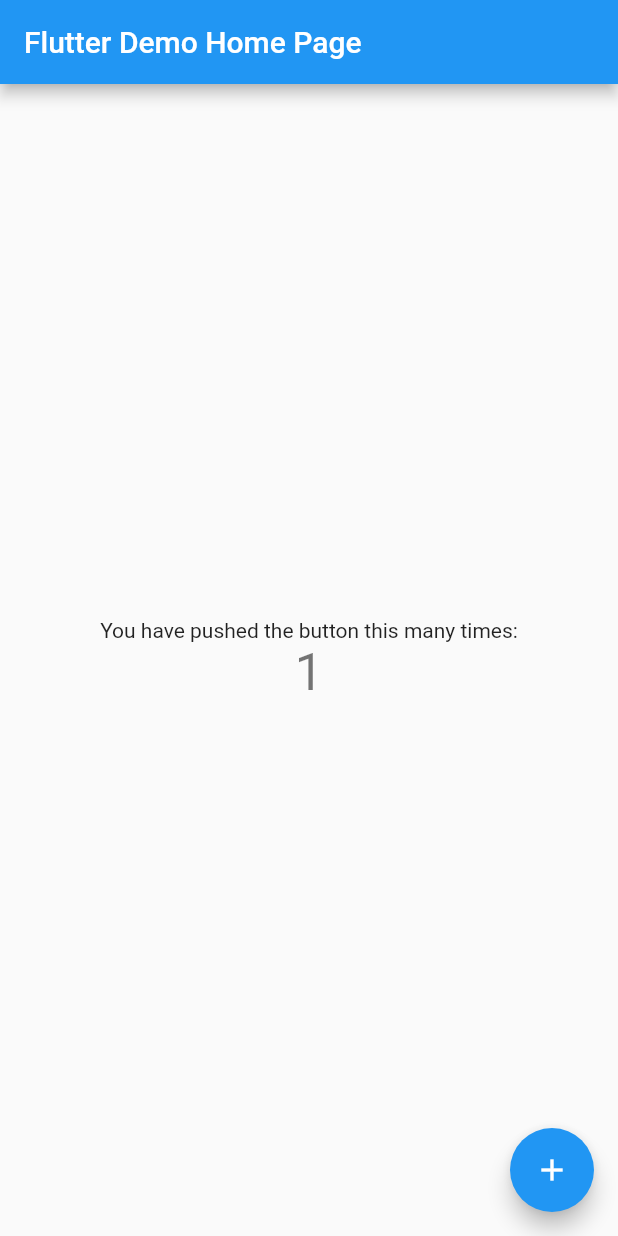
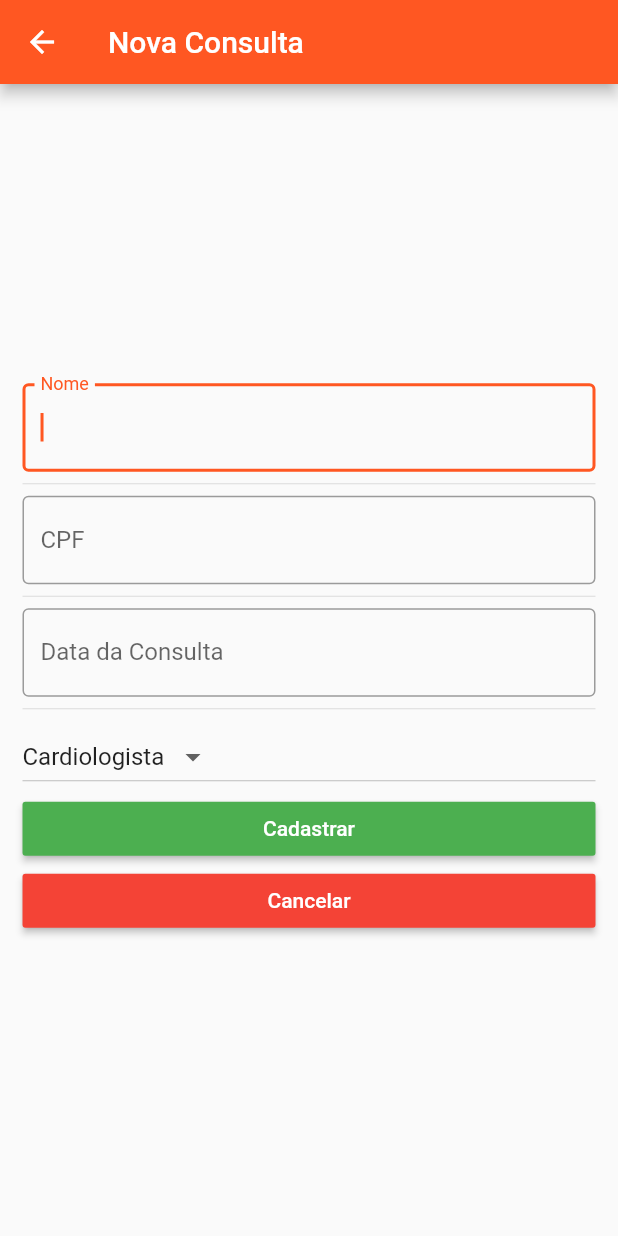
Before and after one commit to julianacnascimento/flutter, a Flutter app: the screen it shows after launch, after a tap on the "add" icon, on a phone screen of 412 x 824 dp. Run offline on Flutter 3.47's test engine with Material 2 defaults, Android fonts, the phone set to English and light mode, and no system bars.

Commit message:
adição da página de nova consulta

```diff
--- a/lib/main.dart
+++ b/lib/main.dart
@@ -1,4 +1,6 @@
 import 'package:flutter/material.dart';
+import 'package:iniciando/pages/consultas.dart';
+// import 'package:iniciando/pages/consultas.dart';
 
 void main() => runApp(MyApp());
 
@@ -8,17 +10,9 @@ class MyApp extends StatelessWidget {
   Widget build(BuildContext context) {
     return MaterialApp(
       title: 'Flutter Demo',
+      debugShowCheckedModeBanner: false,
       theme: ThemeData(
-        // This is the theme of your application.
-        //
-        // Try running your application with "flutter run". You'll see the
-        // application has a blue toolbar. Then, without quitting the app, try
-        // changing the primarySwatch below to Colors.green and then invoke
-        // "hot reload" (press "r" in the console where you ran "flutter run",
-        // or simply save your changes to "hot reload" in a Flutter IDE).
-        // Notice that the counter didn't reset back to zero; the application
-        // is not restarted.
-        primarySwatch: Colors.blue,
+        primarySwatch: Colors.deepOrange,
       ),
       home: MyHomePage(title: 'Flutter Demo Home Page'),
     );
@@ -28,15 +22,6 @@ class MyApp extends StatelessWidget {
 class MyHomePage extends StatefulWidget {
   MyHomePage({Key key, this.title}) : super(key: key);
 
-  // This widget is the home page of your application. It is stateful, meaning
-  // that it has a State object (defined below) that contains fields that affect
-  // how it looks.
-
-  // This class is the configuration for the state. It holds the values (in this
-  // case the title) provided by the parent (in this case the App widget) and
-  // used by the build method of the State. Fields in a Widget subclass are
-  // always marked "final".
-
   final String title;
 
   @override
@@ -44,68 +29,69 @@ class MyHomePage extends StatefulWidget {
 }
 
 class _MyHomePageState extends State<MyHomePage> {
-  int _counter = 0;
+  int _selectedIndex = 0;
+  static const TextStyle optionStyle =
+      TextStyle(fontSize: 30, fontWeight: FontWeight.bold);
+  static const List<Widget> _widgetOptions = <Widget>[
+    Text(
+      'Index 0: Home',
+      style: optionStyle,
+    ),
+    Text(
+      'Index 1: Consultas',
+      style: optionStyle,
+    ),
+    Text(
+      'Index 2: School',
+      style: optionStyle,
+    ),
+  ];
 
-  void _incrementCounter() {
+  void _onItemTapped(int index) {
     setState(() {
-      // This call to setState tells the Flutter framework that something has
-      // changed in this State, which causes it to rerun the build method below
-      // so that the display can reflect the updated values. If we changed
-      // _counter without calling setState(), then the build method would not be
-      // called again, and so nothing would appear to happen.
-      _counter++;
+      _selectedIndex = index;
     });
   }
 
   @override
   Widget build(BuildContext context) {
-    // This method is rerun every time setState is called, for instance as done
-    // by the _incrementCounter method above.
-    //
-    // The Flutter framework has been optimized to make rerunning build methods
-    // fast, so that you can just rebuild anything that needs updating rather
-    // than having to individually change instances of widgets.
     return Scaffold(
       appBar: AppBar(
-        // Here we take the value from the MyHomePage object that was created by
-        // the App.build method, and use it to set our appbar title.
-        title: Text(widget.title),
+        title: const Text('Gerenciador'),
       ),
       body: Center(
-        // Center is a layout widget. It takes a single child and positions it
-        // in the middle of the parent.
-        child: Column(
-          // Column is also a layout widget. It takes a list of children and
-          // arranges them vertically. By default, it sizes itself to fit its
-          // children horizontally, and tries to be as tall as its parent.
-          //
-          // Invoke "debug painting" (press "p" in the console, choose the
-          // "Toggle Debug Paint" action from the Flutter Inspector in Android
-          // Studio, or the "Toggle Debug Paint" command in Visual Studio Code)
-          // to see the wireframe for each widget.
-          //
-          // Column has various properties to control how it sizes itself and
-          // how it positions its children. Here we use mainAxisAlignment to
-          // center the children vertically; the main axis here is the vertical
-          // axis because Columns are vertical (the cross axis would be
-          // horizontal).
-          mainAxisAlignment: MainAxisAlignment.center,
-          children: <Widget>[
-            Text(
-              'You have pushed the button this many times:',
-            ),
-            Text(
-              '$_counter',
-              style: Theme.of(context).textTheme.display1,
-            ),
-          ],
-        ),
+        child: _widgetOptions.elementAt(_selectedIndex),
       ),
       floatingActionButton: FloatingActionButton(
-        onPressed: _incrementCounter,
-        tooltip: 'Increment',
+        onPressed: () {
+          Navigator.push(
+            context,
+            MaterialPageRoute(builder: (context) => Consultas()),
+            );
+        },
         child: Icon(Icons.add),
-      ), // This trailing comma makes auto-formatting nicer for build methods.
+        backgroundColor: Colors.deepOrange,
+      ),
+      bottomNavigationBar: BottomNavigationBar(
+        items: const <BottomNavigationBarItem>[
+          BottomNavigationBarItem(
+            icon: Icon(Icons.home),
+            title: Text('Home'),
+
+          ),
+          BottomNavigationBarItem(
+            icon: Icon(Icons.format_list_bulleted),
+            title: Text('Consultas'),
+          ),
+          BottomNavigationBarItem(
+            icon: Icon(Icons.settings),
+            title: Text('Config'),
+          ),
+        ],
+        currentIndex: _selectedIndex,
+        selectedItemColor: Colors.amber[800],
+        onTap: _onItemTapped,
+      ),
     );
   }
 }
--- /dev/null
+++ b/lib/pages/consultas.dart
@@ -0,0 +1,130 @@
+import 'package:flutter/material.dart';
+import 'package:iniciando/main.dart';
+
+class Consultas extends StatefulWidget {
+  @override
+  _ConsultasState createState() => _ConsultasState();
+}
+
+class Areas {
+  int id;
+  String nome;
+
+  Areas(this.id, this.nome);
+
+  static List<Areas> getAreas() {
+    return <Areas>[
+      Areas(1, 'Cardiologista'),
+      Areas(2, 'Psiquiatra'),
+      Areas(3, 'Psicólogo (a)'),
+      Areas(4, 'Pediatra'),
+      Areas(5, 'Fisioterapeuta'),
+    ];
+  }
+}
+
+class _ConsultasState extends State<Consultas> {
+  List<Areas> _areas = Areas.getAreas();
+  List<DropdownMenuItem<Areas>> _dropdownmenuitens;
+
+  Areas _selectedArea;
+
+  @override
+  void initState() {
+    _dropdownmenuitens = buildDropdownMenuItens(_areas);
+    _selectedArea = _dropdownmenuitens[0].value;
+    super.initState();
+  }
+
+  List<DropdownMenuItem<Areas>> buildDropdownMenuItens(List areas) {
+    List<DropdownMenuItem<Areas>> items = List();
+    for (Areas area in areas) {
+      items.add(
+        DropdownMenuItem(
+          value: area,
+          child: Text(area.nome),
+        ),
+      );
+    }
+    return items;
+  }
+
+  onChangeDropdownItem(Areas selectedArea) {
+    setState(() {
+      _selectedArea = selectedArea;
+    });
+  }
+
+  @override
+  Widget build(BuildContext context) {
+    return Scaffold(
+      appBar: AppBar(
+        title: const Text('Nova Consulta'),
+      ),
+      resizeToAvoidBottomPadding: false,
+      body: Padding(
+          padding: EdgeInsets.all(15),
+          child: Center(
+            child: Column(
+              crossAxisAlignment: CrossAxisAlignment.stretch,
+              mainAxisAlignment: MainAxisAlignment.center,
+              children: <Widget>[
+                TextFormField(
+                  autofocus: true,
+                  keyboardType: TextInputType.text,
+                  decoration: InputDecoration(
+                    border: OutlineInputBorder(),
+                    labelText: 'Nome',
+                  ),
+                ),
+                Divider(),
+                TextField(
+                  autofocus: true,
+                  keyboardType: TextInputType.number,
+                  decoration: InputDecoration(
+                    border: OutlineInputBorder(),
+                    labelText: 'CPF',
+                  ),
+                ),
+                Divider(),
+                TextFormField(
+                  autofocus: true,
+                  keyboardType: TextInputType.datetime,
+                  decoration: InputDecoration(
+                      border: OutlineInputBorder(),
+                      labelText: 'Data da Consulta'),
+                ),
+                Divider(),
+                DropdownButton(
+                  value: _selectedArea,
+                  items: _dropdownmenuitens,
+                  onChanged: onChangeDropdownItem,
+                ),
+                ButtonTheme(
+                  child: RaisedButton(
+                    color: Colors.green,
+                    onPressed: () {},
+                    child: Text(
+                      'Cadastrar',
+                      style: TextStyle(color: Colors.white),
+                    ),
+                  ),
+                ),
+                ButtonTheme(
+                  child: RaisedButton(
+                    color: Colors.red,
+                    onPressed: () {
+                      Navigator.pop(context, MaterialPageRoute(builder: (context) => MyHomePage()), );
+                    },
+                    child: Text(
+                      'Cancelar',
+                      style: TextStyle(color: Colors.white),
+                    ),
+                  ),
+                ),
+              ],
+            ),
+          )),
+    );
+  }
+}
--- /dev/null
+++ b/lib/pages/settings.dart
@@ -0,0 +1,14 @@
+import 'package:flutter/material.dart';
+class Settings extends StatefulWidget {
+  @override
+  _SettingsState createState() => _SettingsState();
+}
+
+class _SettingsState extends State<Settings> {
+  @override
+  Widget build(BuildContext context) {
+    return Container(
+
+    );
+  }
+}
```
